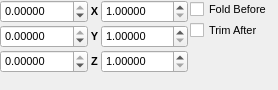
Old version of the form src/gui/popupcellreplicate.ui in the repository trisyoungs/aten.
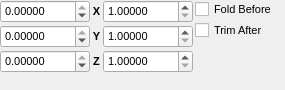
New version of the form. Custom widgets are drawn as their Qt base class.

Commit message: Reimplemented GUI and CLI progress indicators as part of Messenger. Split Messenger (and associated Message class) off into separate library to deal with inevitable link order errors since Messenger now utilises the AtenProgress ui. Fixed - TExponentialSpin boxes did not have initial value set on some occasions.

```diff
--- a/src/gui/popupcellreplicate.ui
+++ b/src/gui/popupcellreplicate.ui
@@ -6,7 +6,7 @@
    <rect>
     <x>0</x>
     <y>0</y>
-    <width>278</width>
+    <width>285</width>
     <height>90</height>
    </rect>
   </property>
@@ -48,6 +48,9 @@
      <property name="maximum">
       <double>0.000000000000000</double>
      </property>
+     <property name="value">
+      <double>0.000000000000000</double>
+     </property>
     </widget>
    </item>
    <item row="1" column="1" colspan="2">
@@ -154,6 +157,9 @@
      <property name="minimum">
       <double>1.000000000000000</double>
      </property>
+     <property name="maximum">
+      <double>100.000000000000000</double>
+     </property>
     </widget>
    </item>
    <item row="0" column="1" colspan="2">
@@ -192,6 +198,9 @@
      <property name="minimum">
       <double>1.000000000000000</double>
      </property>
+     <property name="maximum">
+      <double>100.000000000000000</double>
+     </property>
     </widget>
    </item>
    <item row="1" column="0">
@@ -227,6 +236,9 @@
      <property name="minimum">
       <double>1.000000000000000</double>
      </property>
+     <property name="maximum">
+      <double>100.000000000000000</double>
+     </property>
     </widget>
    </item>
    <item row="2" column="0">
```
Left out of the diff: 10 changed lines with no effect on the pictures. The commit also changes 23 other files.
